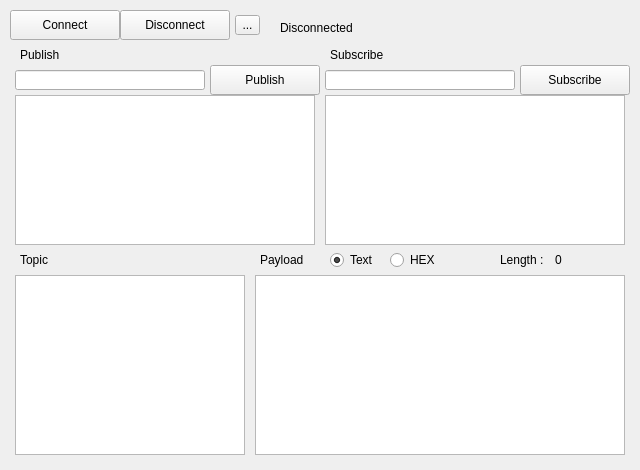
Above: Layout/main_layout.ui from Dev-91/MQTT_Tester before the change. Below: the same form after it.
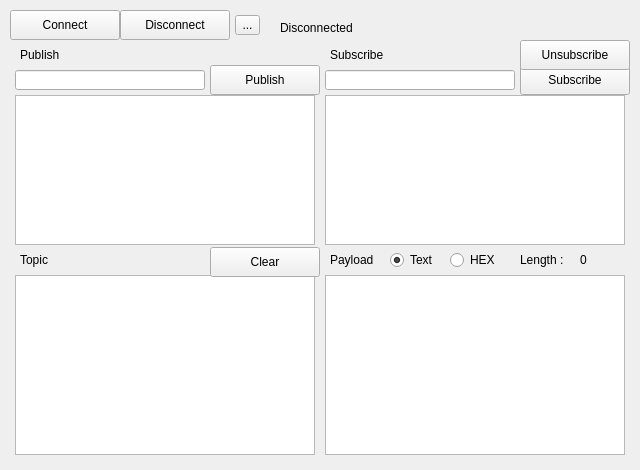
That is the form after the change.

Commit message: UI 수정, 기능 추가

What changed in the file:
```diff
--- a/Layout/main_layout.ui
+++ b/Layout/main_layout.ui
@@ -164,9 +164,9 @@
    <widget class="QTextEdit" name="sub_msg_textedit">
     <property name="geometry">
      <rect>
-      <x>255</x>
+      <x>325</x>
       <y>275</y>
-      <width>370</width>
+      <width>300</width>
       <height>180</height>
      </rect>
     </property>
@@ -210,7 +210,7 @@
    <widget class="QLabel" name="payload_label">
     <property name="geometry">
      <rect>
-      <x>260</x>
+      <x>330</x>
       <y>250</y>
       <width>60</width>
       <height>20</height>
@@ -225,7 +225,7 @@
      <rect>
       <x>15</x>
       <y>275</y>
-      <width>230</width>
+      <width>300</width>
       <height>180</height>
      </rect>
     </property>
@@ -233,7 +233,7 @@
    <widget class="QRadioButton" name="hex_type_radio_btn">
     <property name="geometry">
      <rect>
-      <x>390</x>
+      <x>450</x>
       <y>250</y>
       <width>60</width>
       <height>20</height>
@@ -249,7 +249,7 @@
    <widget class="QRadioButton" name="text_type_radio_btn">
     <property name="geometry">
      <rect>
-      <x>330</x>
+      <x>390</x>
       <y>250</y>
       <width>60</width>
       <height>20</height>
@@ -268,7 +268,7 @@
    <widget class="QLabel" name="length_label">
     <property name="geometry">
      <rect>
-      <x>500</x>
+      <x>520</x>
       <y>250</y>
       <width>60</width>
       <height>20</height>
@@ -281,9 +281,9 @@
    <widget class="QLabel" name="length_num_label">
     <property name="geometry">
      <rect>
-      <x>555</x>
+      <x>580</x>
       <y>250</y>
-      <width>60</width>
+      <width>40</width>
       <height>20</height>
      </rect>
     </property>
@@ -291,6 +291,32 @@
      <string>0</string>
     </property>
    </widget>
+   <widget class="QPushButton" name="unsubscribe_btn">
+    <property name="geometry">
+     <rect>
+      <x>520</x>
+      <y>40</y>
+      <width>110</width>
+      <height>30</height>
+     </rect>
+    </property>
+    <property name="text">
+     <string>Unsubscribe</string>
+    </property>
+   </widget>
+   <widget class="QPushButton" name="clear_btn">
+    <property name="geometry">
+     <rect>
+      <x>210</x>
+      <y>247</y>
+      <width>110</width>
+      <height>30</height>
+     </rect>
+    </property>
+    <property name="text">
+     <string>Clear</string>
+    </property>
+   </widget>
   </widget>
  </widget>
  <resources/>
```
The commit also changes 3 other files.
